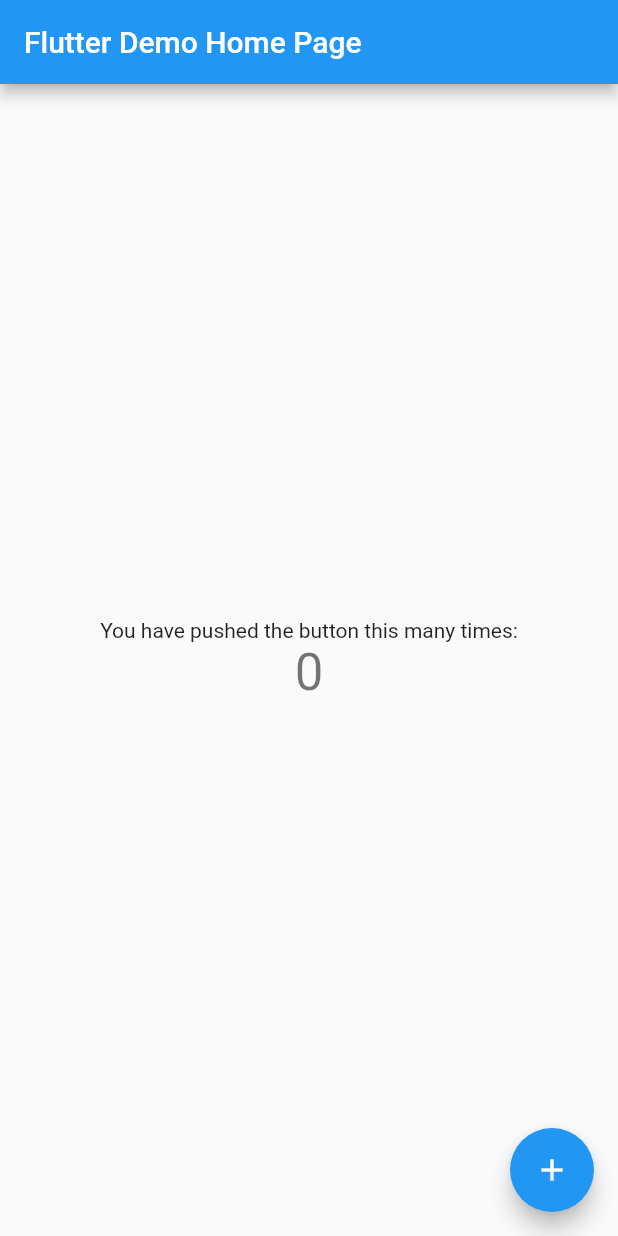
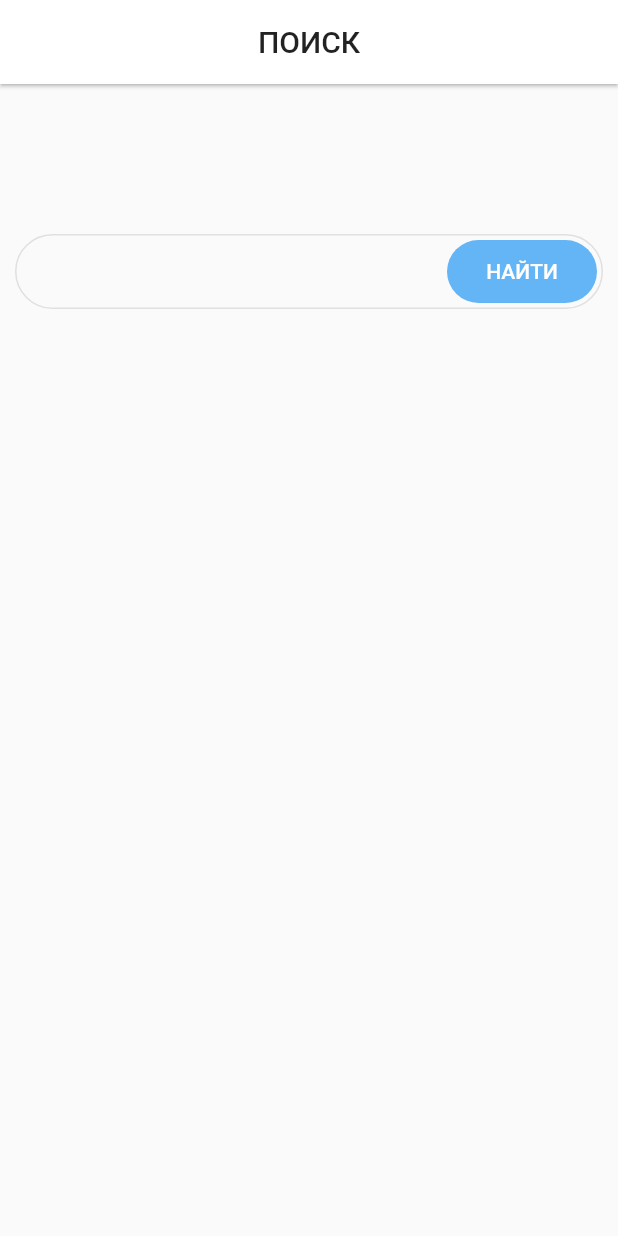
Before and after one commit to vfiruz97/flutter-search-repo-from-github, a Flutter app: the screen it shows after launch, on a phone screen of 412 x 824 dp. Run offline on Flutter 3.47's test engine with Material 2 defaults, Android fonts, the phone set to English and light mode, and no system bars.

Commit message:
ready screens

```diff
--- /dev/null
+++ b/lib/data/models/arg.dart
@@ -0,0 +1,5 @@
+class Arguments {
+  final String searchText;
+
+  Arguments(this.searchText);
+}
--- a/lib/main.dart
+++ b/lib/main.dart
@@ -1,113 +1,23 @@
 import 'package:flutter/material.dart';
+import 'package:search_from_github_repo/presentension/screens/result_screen.dart';
+import 'package:search_from_github_repo/presentension/screens/search_screen.dart';
 
-void main() {
-  runApp(MyApp());
-}
+void main() => runApp(MyApp());
 
 class MyApp extends StatelessWidget {
-  // This widget is the root of your application.
   @override
   Widget build(BuildContext context) {
     return MaterialApp(
-      title: 'Flutter Demo',
+      title: 'Search from Github Repo',
       theme: ThemeData(
-        // This is the theme of your application.
-        //
-        // Try running your application with "flutter run". You'll see the
-        // application has a blue toolbar. Then, without quitting the app, try
-        // changing the primarySwatch below to Colors.green and then invoke
-        // "hot reload" (press "r" in the console where you ran "flutter run",
-        // or simply save your changes to "hot reload" in a Flutter IDE).
-        // Notice that the counter didn't reset back to zero; the application
-        // is not restarted.
-        primarySwatch: Colors.blue,
+        primaryColor: Colors.white,
       ),
-      home: MyHomePage(title: 'Flutter Demo Home Page'),
+      routes: {
+        '/': (context) => SearchScreen(),
+        '/result': (context) => ResultScreen(
+              arguments: ModalRoute.of(context).settings.arguments,
+            ),
+      },
     );
   }
 }
-
-class MyHomePage extends StatefulWidget {
-  MyHomePage({Key key, this.title}) : super(key: key);
-
-  // This widget is the home page of your application. It is stateful, meaning
-  // that it has a State object (defined below) that contains fields that affect
-  // how it looks.
-
-  // This class is the configuration for the state. It holds the values (in this
-  // case the title) provided by the parent (in this case the App widget) and
-  // used by the build method of the State. Fields in a Widget subclass are
-  // always marked "final".
-
-  final String title;
-
-  @override
-  _MyHomePageState createState() => _MyHomePageState();
-}
-
-class _MyHomePageState extends State<MyHomePage> {
-  int _counter = 0;
-
-  void _incrementCounter() {
-    setState(() {
-      // This call to setState tells the Flutter framework that something has
-      // changed in this State, which causes it to rerun the build method below
-      // so that the display can reflect the updated values. If we changed
-      // _counter without calling setState(), then the build method would not be
-      // called again, and so nothing would appear to happen.
-      _counter++;
-    });
-  }
-
-  @override
-  Widget build(BuildContext context) {
-    // This method is rerun every time setState is called, for instance as done
-    // by the _incrementCounter method above.
-    //
-    // The Flutter framework has been optimized to make rerunning build methods
-    // fast, so that you can just rebuild anything that needs updating rather
-    // than having to individually change instances of widgets.
-    return Scaffold(
-      appBar: AppBar(
-        // Here we take the value from the MyHomePage object that was created by
-        // the App.build method, and use it to set our appbar title.
-        title: Text(widget.title),
-      ),
-      body: Center(
-        // Center is a layout widget. It takes a single child and positions it
-        // in the middle of the parent.
-        child: Column(
-          // Column is also a layout widget. It takes a list of children and
-          // arranges them vertically. By default, it sizes itself to fit its
-          // children horizontally, and tries to be as tall as its parent.
-          //
-          // Invoke "debug painting" (press "p" in the console, choose the
-          // "Toggle Debug Paint" action from the Flutter Inspector in Android
-          // Studio, or the "Toggle Debug Paint" command in Visual Studio Code)
-          // to see the wireframe for each widget.
-          //
-          // Column has various properties to control how it sizes itself and
-          // how it positions its children. Here we use mainAxisAlignment to
-          // center the children vertically; the main axis here is the vertical
-          // axis because Columns are vertical (the cross axis would be
-          // horizontal).
-          mainAxisAlignment: MainAxisAlignment.center,
-          children: <Widget>[
-            Text(
-              'You have pushed the button this many times:',
-            ),
-            Text(
-              '$_counter',
-              style: Theme.of(context).textTheme.headline4,
-            ),
-          ],
-        ),
-      ),
-      floatingActionButton: FloatingActionButton(
-        onPressed: _incrementCounter,
-        tooltip: 'Increment',
-        child: Icon(Icons.add),
-      ), // This trailing comma makes auto-formatting nicer for build methods.
-    );
-  }
-}
--- /dev/null
+++ b/lib/presentension/screens/search_screen.dart
@@ -0,0 +1,86 @@
+import 'package:flutter/material.dart';
+import 'package:search_from_github_repo/data/models/arg.dart';
+
+class SearchScreen extends StatefulWidget {
+  @override
+  _SearchScreenState createState() => _SearchScreenState();
+}
+
+class _SearchScreenState extends State<SearchScreen> {
+  String search = "";
+
+  @override
+  Widget build(BuildContext context) {
+    return Scaffold(
+      appBar: AppBar(
+        title: Text('ПОИСК'),
+        centerTitle: true,
+        automaticallyImplyLeading: false,
+        elevation: 1.0,
+      ),
+      body: Container(
+        height: 50.0,
+        margin: const EdgeInsets.only(
+          top: 100.0,
+          left: 10.0,
+          right: 10.0,
+        ),
+        padding: const EdgeInsets.all(3.0),
+        decoration: BoxDecoration(
+          border: Border.all(color: Colors.grey[300]),
+          borderRadius: BorderRadius.circular(25.0),
+        ),
+        child: Row(
+          children: <Widget>[
+            textField(),
+            searchBtn(),
+          ],
+        ),
+      ),
+    );
+  }
+
+  Widget textField() {
+    return Expanded(
+      child: TextFormField(
+        initialValue: search,
+        onChanged: (val) {
+          setState(() {
+            search = val;
+          });
+        },
+        decoration: InputDecoration(
+          border: InputBorder.none,
+          disabledBorder: InputBorder.none,
+          contentPadding: EdgeInsets.only(
+            left: 10.0,
+            bottom: 5.0,
+          ),
+        ),
+      ),
+    );
+  }
+
+  Widget searchBtn() {
+    return FlatButton(
+      height: 44.0,
+      minWidth: 100.0,
+      color: Colors.blue[300],
+      padding: const EdgeInsets.symmetric(horizontal: 20.0),
+      shape: RoundedRectangleBorder(
+        borderRadius: BorderRadius.circular(22.0),
+      ),
+      child: Text(
+        "НАЙТИ",
+        style: TextStyle(
+          color: Colors.white,
+        ),
+      ),
+      onPressed: () {
+        if (search.length > 1) {
+          Navigator.pushNamed(context, '/result', arguments: Arguments(search));
+        }
+      },
+    );
+  }
+}
--- a/pubspec.yaml
+++ b/pubspec.yaml
@@ -28,6 +28,8 @@
   # The following adds the Cupertino Icons font to your application.
   # Use with the CupertinoIcons class for iOS style icons.
   cupertino_icons: ^1.0.1
+  flutter_bloc: ^6.1.1
+  http: ^0.12.2
 
 dev_dependencies:
   flutter_test:
```
Also changed, not shown: lib/presentension/screens/result_screen.dart (added, +155 -0 lines), pubspec.lock.
